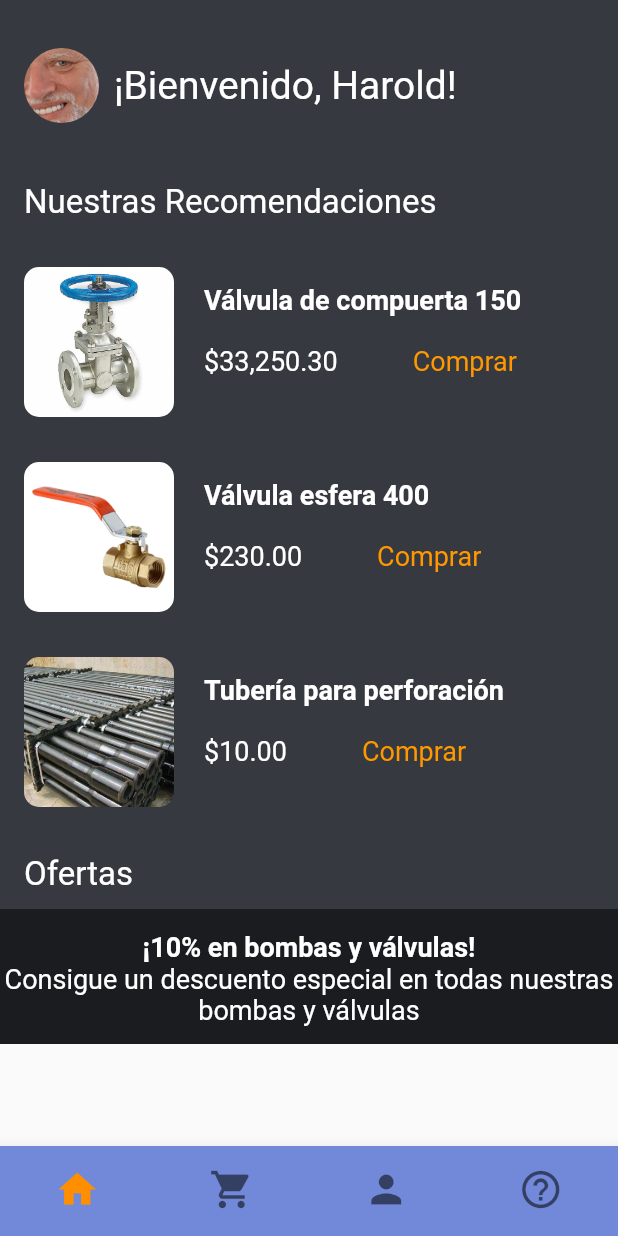
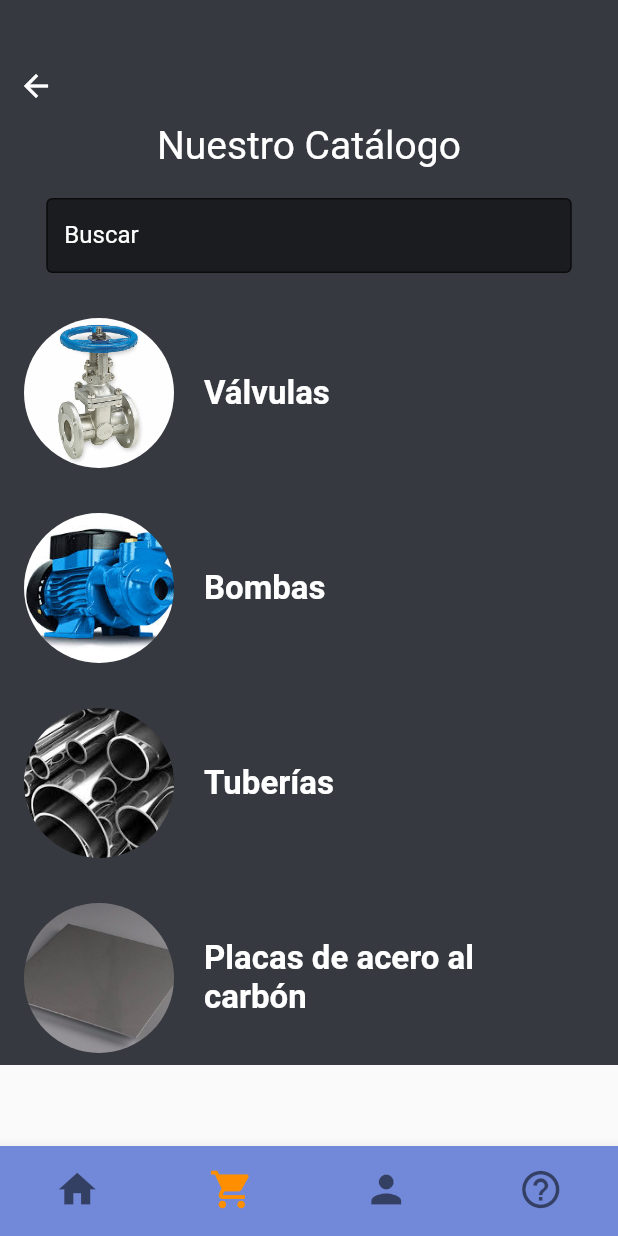
Before and after one commit to Warlocko/metro_mobile, a Flutter app: the screen it shows after launch, on a phone screen of 412 x 824 dp. Run offline on Flutter 3.47's test engine with Material 2 defaults, Android fonts, the phone set to English and light mode, and no system bars.

Commit message:
Catálogo

```diff
--- a/lib/homepage.dart
+++ b/lib/homepage.dart
@@ -1,7 +1,12 @@
 import 'package:flutter/cupertino.dart';
 import 'package:flutter/material.dart';
 
-class MmHomepage extends StatelessWidget {
+class MmHomepageStateful extends StatefulWidget {
+  @override
+  MmHomepage createState() => MmHomepage();
+}
+
+class MmHomepage extends State<MmHomepageStateful> {
   @override
   Widget build(BuildContext context) {
     Map<int, Color> color = {
--- a/lib/main.dart
+++ b/lib/main.dart
@@ -1,6 +1,7 @@
 import 'package:flutter/material.dart';
 
 import 'homepage.dart';
+import 'store.dart';
 
 void main() => runApp(MyApp());
 
@@ -13,7 +14,7 @@ class MyApp extends StatelessWidget {
       theme: ThemeData(
         primarySwatch: Colors.lightBlue,
       ),
-      home: MmHomepage(),
+      home: MmStoreStateful(),
     );
   }
 }
--- /dev/null
+++ b/lib/store.dart
@@ -0,0 +1,166 @@
+import 'package:flutter/cupertino.dart';
+import 'package:flutter/material.dart';
+import 'package:metromobile/homepage.dart';
+
+class MmStoreStateful extends StatefulWidget {
+  @override
+    MmStore createState() => MmStore();
+  }
+
+class MmStore extends State<MmStoreStateful> {
+
+  @override
+  Widget build(BuildContext context) {
+    Map<int, Color> grayDisc = {
+      50: Color.fromRGBO(54, 57, 63, .1),
+      100: Color.fromRGBO(54, 57, 63, .2),
+      200: Color.fromRGBO(54, 57, 63, .3),
+      300: Color.fromRGBO(54, 57, 63, .4),
+      400: Color.fromRGBO(54, 57, 63, .5),
+      500: Color.fromRGBO(54, 57, 63, .6),
+      600: Color.fromRGBO(54, 57, 63, .7),
+      700: Color.fromRGBO(54, 57, 63, .8),
+      800: Color.fromRGBO(54, 57, 63, .9),
+      900: Color.fromRGBO(54, 57, 63, 1),
+    };
+    Map<int, Color> blueDisc = {
+      50: Color.fromRGBO(114, 137, 218, .1),
+      100: Color.fromRGBO(114, 137, 218,.2),
+      200: Color.fromRGBO(114, 137, 218, .3),
+      300: Color.fromRGBO(114, 137, 218, .4),
+      400: Color.fromRGBO(114, 137, 218, .5),
+      500: Color.fromRGBO(114, 137, 218, .6),
+      600: Color.fromRGBO(114, 137, 218, .7),
+      700: Color.fromRGBO(114, 137, 218, .8),
+      800: Color.fromRGBO(114, 137, 218, .9),
+      900: Color.fromRGBO(114, 137, 218, 1),
+    };
+    MaterialColor myGrey = MaterialColor(0xFF36393F, grayDisc);
+    MaterialColor myblue = MaterialColor(0xFF7289DA, blueDisc);
+    return Scaffold(
+      body: SingleChildScrollView(
+        child:
+        Container(
+          width: double.infinity,
+          height: 710,
+          color: myGrey,
+          child: Column(
+            children: <Widget>[
+                Container(
+                  height: 50,
+                  width: double.infinity,
+                  margin: EdgeInsets.only(top:32, left: 0),
+                  child: Align(
+                    alignment: Alignment.centerLeft,
+                    child: new IconButton(
+                      icon: new Icon(Icons.arrow_back, color: Colors.white),
+                      onPressed: () {
+                        Navigator.push(
+                          context,
+                          MaterialPageRoute(builder: (context) => MmHomepageStateful()),
+                        );
+                      },
+                    ),
+                  )
+                ),
+              Container(
+                width: double.infinity,
+                child:
+                  Text("Nuestro Catálogo", textAlign: TextAlign.center, style: TextStyle(color: Colors.white, fontSize: 26),)
+              ),
+              Container(
+                width: MediaQuery.of(context).size.width * 0.85,
+                height: 50,
+                margin: EdgeInsets.only(top: 20),
+                child: TextField(
+                  style: TextStyle(color: Colors.white),
+                  decoration: InputDecoration(
+                    filled: true,
+                    border: OutlineInputBorder(),
+                    fillColor: Colors.black.withOpacity(0.5),
+                    labelStyle: TextStyle(color: Colors.white),
+                    labelText: 'Buscar',
+                  ),
+                ),
+              ),
+              Category("assets/valvula1.jpg", "Válvulas"),
+              Category("assets/bomba1.jpg", "Bombas"),
+              Category("assets/tubos2.jpg", "Tuberías"),
+              Category("assets/placa1.jpg", "Placas de acero al carbón"),
+            ],
+          ),
+        )
+      ),
+        bottomNavigationBar: BottomNavigationBar(
+          showSelectedLabels: false,
+          showUnselectedLabels: false,
+          type : BottomNavigationBarType.fixed,
+          iconSize: 30,
+          items: const <BottomNavigationBarItem>[
+            BottomNavigationBarItem(
+              icon: Icon(Icons.home),
+              title: Text(''),
+            ),
+            BottomNavigationBarItem(
+              icon: Icon(Icons.shopping_cart),
+              title: Text(''),
+            ),
+            BottomNavigationBarItem(
+              icon: Icon(Icons.person),
+              title: Text(''),
+            ),
+            BottomNavigationBarItem(
+              icon: Icon(Icons.help_outline),
+              title: Text(''),
+            ),
+          ],
+          currentIndex: 1,
+          selectedItemColor: Colors.amber[800],
+          backgroundColor: myblue,
+        )
+    );
+  }
+}
+
+class Category extends StatelessWidget {
+  final String image;
+  final String name;
+
+  Category(this.image, this.name);
+
+  @override
+  Widget build(BuildContext context) {
+    return Row(
+      children: <Widget>[
+        Container(width: 100,
+          height: 100,
+          margin: const EdgeInsets.only(top: 30.0, right: 10.0, left: 16),
+          decoration: BoxDecoration(
+            image: DecorationImage(
+              image: AssetImage(this.image),
+              fit: BoxFit.cover,
+            ),
+            borderRadius: BorderRadius.circular(50),
+          ),
+        ),
+        Container(
+          width: 220,
+          margin: EdgeInsets.only(left: 10),
+          child: Column(
+            children: <Widget>[
+              Container(
+                  width: 220,
+                  margin: EdgeInsets.only(top: 50,bottom: 20),
+                  child:
+                  Text(this.name, textAlign: TextAlign.left,
+                      style: TextStyle(color: Colors.white,
+                          fontSize: 22,
+                          fontWeight: FontWeight.bold))
+              ),
+            ],
+          ),
+        )
+      ],
+    );
+  }
+}
```
Also changed, not shown: assets/bomba1.jpg (added), assets/placa1.jpg (added), assets/tubos2.jpg (added).
